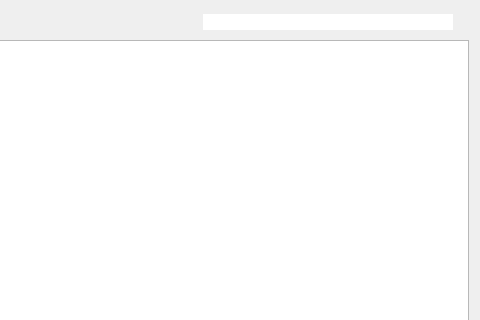
Qt form src/HelpPage.ui (keshav-sahu7/TableKM) before a commit; both pictures show x 366 to 846 and y 0 to 320 of the 846 by 478 pixel window.
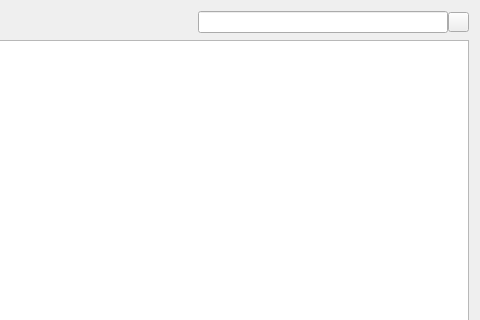
The same form after that commit. Icons and pictures are not drawn.

Commit message: fix: help page ui fixes of search text and button.

```diff
--- a/src/HelpPage.ui
+++ b/src/HelpPage.ui
@@ -13,6 +13,9 @@
   <property name="windowTitle">
    <string>Form</string>
   </property>
+  <property name="styleSheet">
+   <string notr="true"/>
+  </property>
   <layout class="QVBoxLayout" name="verticalLayout">
    <item>
     <layout class="QHBoxLayout" name="horizontalLayout_2">
@@ -49,12 +52,7 @@
         </size>
        </property>
        <property name="styleSheet">
-        <string notr="true">QLineEdit#le_search_field
-{
-    border-top-left-radius: 10%;
-    border-bottom-left-radius: 10%;
-    border-right: none;
-}</string>
+        <string notr="true"/>
        </property>
        <property name="-style-id" stdset="0">
         <string>browse-edit</string>
@@ -64,12 +62,7 @@
      <item>
       <widget class="QToolButton" name="btn_search">
        <property name="styleSheet">
-        <string notr="true">QToolButton#btn_search
-{
-    border-top-right-radius: 10%;
-    border-bottom-right-radius: 10%;
-    border-left: none;
-}</string>
+        <string notr="true"/>
        </property>
        <property name="icon">
         <iconset>
```
Left out of the diff: 6 changed lines with no effect on the pictures. The commit also changes 3 other files.
